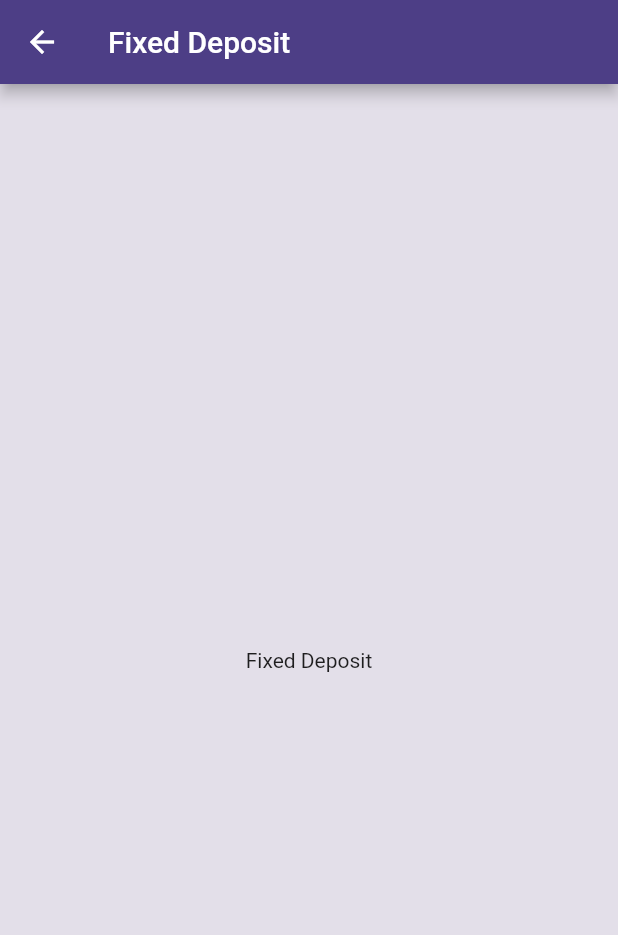
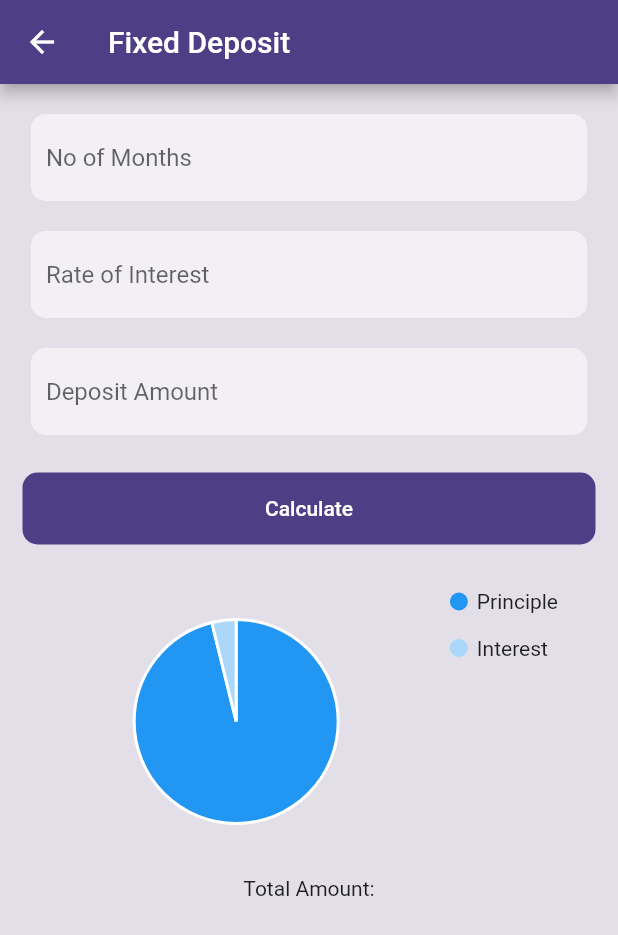
Before and after one commit to adepusai123/finance_calculators, a Flutter app: the screen it shows after launch, after a tap on "Fixed Deposit", on a phone screen of 412 x 824 dp. Shown: the top 935 px of the screen. Run offline on Flutter 3.47's test engine with Material 2 defaults, Android fonts, the phone set to English and light mode, and no system bars; our stand-ins replace charts_flutter, flutter_svg.

Commit message:
Pie chart for FD

```diff
--- /dev/null
+++ b/lib/home_screen.dart
@@ -0,0 +1,110 @@
+import 'package:flutter/material.dart';
+import 'package:flutter_svg/svg.dart';
+
+import 'screens/calc_body.dart';
+import 'utils/styles.dart';
+
+class HomeScreen extends StatelessWidget {
+  final List<Map<String, String>> items = [
+    {"id": "FD", "name": "Fixed Deposit"},
+    {"id": "RD", "name": "Recurrence Deposit"},
+    {"id": "DD", "name": "Daily Deposit"},
+    {"id": "EMI", "name": "EMI"},
+  ];
+
+  @override
+  Widget build(BuildContext context) {
+    Size size = MediaQuery.of(context).size;
+    return Scaffold(
+      body: SingleChildScrollView(
+        child: Container(
+          color: Styles.bgColor,
+          child: Column(
+            children: [
+              Center(
+                child: Padding(
+                  padding: const EdgeInsets.symmetric(
+                    horizontal: 15,
+                    vertical: 10,
+                  ),
+                  child: Text(
+                    'Calculators',
+                    style: TextStyle(
+                      color: Styles.darkColor,
+                      fontSize: 24,
+                      fontWeight: FontWeight.bold,
+                    ),
+                  ),
+                ),
+              ),
+              Container(
+                height: size.height * .2,
+                margin: EdgeInsets.all(10),
+                child: SvgPicture.asset("assets/svgs/Calculator.svg"),
+              ),
+              Container(
+                height: size.height * .8,
+                width: double.infinity,
+                margin: EdgeInsets.symmetric(horizontal: 15, vertical: 20),
+                child: GridView.count(
+                  crossAxisCount: 2,
+                  children: List.generate(
+                    4,
+                    (index) => InkWell(
+                      onTap: () {
+                        Navigator.push(
+                          context,
+                          MaterialPageRoute(
+                            builder: (context) => CalcBodyScreen(
+                              name: items[index]['name'],
+                              id: items[index]['id'],
+                            ),
+                          ),
+                        );
+                        // CompoundCalculation calc = new CompoundCalculation(
+                        //   roi: 11.5,
+                        //   months: 36,
+                        //   principle: 15000,
+                        //   cTimes: 4,
+                        // );
+                        // double m = calc.calcMaturity();
+                        // RDCalculation rdc = new RDCalculation(
+                        //   roi: 8,
+                        //   months: 36,
+                        //   principle: 2500,
+                        //   cTimes: 12,
+                        // );
+                        // double m = rdc.calculate();
+                      },
+                      child: Container(
+                        margin: EdgeInsets.all(10),
+                        padding: EdgeInsets.all(5),
+                        decoration: BoxDecoration(
+                          image: DecorationImage(
+                            image: AssetImage("assets/images/Rectangle.png"),
+                            fit: BoxFit.cover,
+                          ),
+                        ),
+                        child: Padding(
+                          padding: const EdgeInsets.all(8.0),
+                          child: Text(
+                            items[index]['name'],
+                            style: TextStyle(
+                              fontSize: 18,
+                              color: Styles.darkColor,
+                              fontWeight: FontWeight.bold,
+                            ),
+                          ),
+                        ),
+                      ),
+                    ),
+                  ),
+                ),
+              )
+            ],
+          ),
+        ),
+      ),
+    );
+  }
+}
--- a/lib/main.dart
+++ b/lib/main.dart
@@ -1,6 +1,5 @@
-import 'package:finance_calulator/utils/styles.dart';
 import 'package:flutter/material.dart';
-import 'package:flutter_svg/svg.dart';
+import 'home_screen.dart';
 
 void main() {
   runApp(MyApp());
@@ -23,142 +22,3 @@ class MyApp extends StatelessWidget {
     );
   }
 }
-
-class HomeScreen extends StatelessWidget {
-  final List<Map<String, String>> items = [
-    {"id": "FD", "name": "Fixed Deposit"},
-    {"id": "RD", "name": "Recurrence Deposit"},
-    {"id": "DD", "name": "Daily Deposit"},
-    {"id": "EMI", "name": "EMI"},
-  ];
-
-  @override
-  Widget build(BuildContext context) {
-    Size size = MediaQuery.of(context).size;
-    return Scaffold(
-      body: SingleChildScrollView(
-        child: Container(
-          color: Styles.bgColor,
-          child: Column(
-            children: [
-              Center(
-                child: Padding(
-                  padding: const EdgeInsets.symmetric(
-                    horizontal: 15,
-                    vertical: 10,
-                  ),
-                  child: Text(
-                    'Calculators',
-                    style: TextStyle(
-                      color: Styles.darkColor,
-                      fontSize: 24,
-                      fontWeight: FontWeight.bold,
-                    ),
-                  ),
-                ),
-              ),
-              Container(
-                height: size.height * .2,
-                margin: EdgeInsets.all(10),
-                child: SvgPicture.asset("assets/svgs/Calculator.svg"),
-              ),
-              Container(
-                height: size.height * .8,
-                width: double.infinity,
-                margin: EdgeInsets.symmetric(horizontal: 15, vertical: 20),
-                child: GridView.count(
-                  crossAxisCount: 2,
-                  children: List.generate(
-                    4,
-                    (index) => InkWell(
-                      onTap: () {
-                        Navigator.push(
-                          context,
-                          MaterialPageRoute(
-                            builder: (context) => CalcBodyScreen(
-                              name: items[index]['name'],
-                              id: items[index]['id'],
-                            ),
-                          ),
-                        );
-                        // CompoundCalculation calc = new CompoundCalculation(
-                        //   roi: 11.5,
-                        //   months: 36,
-                        //   principle: 15000,
-                        //   cTimes: 4,
-                        // );
-                        // double m = calc.calcMaturity();
-                        // RDCalculation rdc = new RDCalculation(
-                        //   roi: 8,
-                        //   months: 36,
-                        //   principle: 2500,
-                        //   cTimes: 12,
-                        // );
-                        // double m = rdc.calculate();
-                      },
-                      child: Container(
-                        margin: EdgeInsets.all(10),
-                        padding: EdgeInsets.all(5),
-                        decoration: BoxDecoration(
-                          image: DecorationImage(
-                            image: AssetImage("assets/images/Rectangle.png"),
-                            fit: BoxFit.cover,
-                          ),
-                        ),
-                        child: Padding(
-                          padding: const EdgeInsets.all(8.0),
-                          child: Text(
-                            items[index]['name'],
-                            style: TextStyle(
-                              fontSize: 18,
-                              color: Styles.darkColor,
-                              fontWeight: FontWeight.bold,
-                            ),
-                          ),
-                        ),
-                      ),
-                    ),
-                  ),
-                ),
-              )
-            ],
-          ),
-        ),
-      ),
-    );
-  }
-}
-
-class CalcBodyScreen extends StatelessWidget {
-  const CalcBodyScreen({
-    Key key,
-    @required this.name,
-    @required this.id,
-  }) : super(key: key);
-
-  final String name;
-  final String id;
-
-  @override
-  Widget build(BuildContext context) {
-    return SafeArea(
-      child: Scaffold(
-        appBar: AppBar(
-          title: Text(
-            name,
-            style: TextStyle(
-              color: Colors.white,
-            ),
-          ),
-          backgroundColor: Styles.darkColor,
-        ),
-        body: Container(
-          color: Styles.bgColor,
-          child: Center(
-            child: Text(name),
-          ),
-        ),
-      ),
-    );
-  }
-}
--- /dev/null
+++ b/lib/pie_chart.dart
@@ -0,0 +1,87 @@
+/// Bar chart with example of a legend with customized position, justification,
+/// desired max rows, and padding. These options are shown as an example of how
+/// to use the customizations, they do not necessary have to be used together in
+/// this way. Choosing [end] as the position does not require the justification
+/// to also be [endDrawArea].
+import 'package:flutter/material.dart';
+import 'package:charts_flutter/flutter.dart' as charts;
+
+/// Example that shows how to build a datum legend that shows measure values.
+///
+/// Also shows the option to provide a custom measure formatter.
+class DatumLegendWithMeasures extends StatelessWidget {
+  final List<charts.Series> seriesList;
+  final bool animate;
+
+  DatumLegendWithMeasures(this.seriesList, {this.animate});
+
+  factory DatumLegendWithMeasures.withSampleData(
+      List<Map<String, dynamic>> data) {
+    return new DatumLegendWithMeasures(
+      _createSampleData(data),
+      // Disable animations for image tests.
+      animate: false,
+    );
+  }
+
+  @override
+  Widget build(BuildContext context) {
+    return new charts.PieChart(
+      seriesList,
+      animate: animate,
+      // Add the legend behavior to the chart to turn on legends.
+      // This example shows how to optionally show measure and provide a custom
+      // formatter.
+      behaviors: [
+        new charts.DatumLegend(
+          // Positions for "start" and "end" will be left and right respectively
+          // for widgets with a build context that has directionality ltr.
+          // For rtl, "start" and "end" will be right and left respectively.
+          // Since this example has directionality of ltr, the legend is
+          // positioned on the right side of the chart.
+          position: charts.BehaviorPosition.end,
+          // By default, if the position of the chart is on the left or right of
+          // the chart, [horizontalFirst] is set to false. This means that the
+          // legend entries will grow as new rows first instead of a new column.
+          horizontalFirst: false,
+          // This defines the padding around each legend entry.
+          cellPadding: new EdgeInsets.only(right: 25.0, bottom: 15.0),
+          // Set [showMeasures] to true to display measures in series legend.
+          showMeasures: true,
+          // Configure the measure value to be shown by default in the legend.
+          legendDefaultMeasure: charts.LegendDefaultMeasure.firstValue,
+          // Optionally provide a measure formatter to format the measure value.
+          // If none is specified the value is formatted as a decimal.
+          measureFormatter: (num value) {
+            return value == null ? '-' : '${value}k';
+          },
+        ),
+      ],
+    );
+  }
+
+  /// Create series list with one series
+  static List<charts.Series<Savings, String>> _createSampleData(
+      List<Map<String, dynamic>> values) {
+    final data = values
+        .map((o) => new Savings(type: o['type'], amount: o['amount']))
+        .toList();
+    return [
+      new charts.Series<Savings, String>(
+        id: 'deposits',
+        domainFn: (Savings deposits, _) => deposits.type,
+        measureFn: (Savings deposits, _) => deposits.amount,
+        // colorFn: (_, __) => charts.MaterialPalette.purple.shadeDefault,
+        data: data,
+      )
+    ];
+  }
+}
+
+/// Sample linear data type.
+class Savings {
+  final String type;
+  final int amount;
+
+  Savings({this.type, this.amount});
+}
--- /dev/null
+++ b/lib/screens/calc_body.dart
@@ -0,0 +1,53 @@
+import 'package:finance_calulator/utils/styles.dart';
+import 'package:flutter/material.dart';
+
+import 'dd_screen.dart';
+import 'emi_screen.dart';
+import 'fd_screen.dart';
+import 'rd_screen.dart';
+
+class CalcBodyScreen extends StatelessWidget {
+  const CalcBodyScreen({
+    Key key,
+    @required this.name,
+    @required this.id,
+  }) : super(key: key);
+
+  final String name;
+  final String id;
+
+  @override
+  Widget build(BuildContext context) {
+    return SafeArea(
+      child: Scaffold(
+        appBar: AppBar(
+          title: Text(
+            name,
+            style: TextStyle(
+              color: Colors.white,
+            ),
+          ),
+          backgroundColor: Styles.darkColor,
+        ),
+        body: buildShowScreenById(id),
+      ),
+    );
+  }
+
+  buildShowScreenById(String id) {
+    switch (id) {
+      case "FD":
+        return FdScreen(name: "Fixed");
+        break;
+      case "RD":
+        return RdScreen(name: "Recurrence");
+        break;
+      case "DD":
+        return DdScreen(name: "Daily");
+        break;
+      case "EMI":
+        return EmiScreen(name: "EMI");
+        break;
+    }
+  }
+}
--- /dev/null
+++ b/lib/screens/fd_screen.dart
@@ -0,0 +1,103 @@
+import 'package:finance_calulator/utils/styles.dart';
+import 'package:flutter/material.dart';
+
+import '../pie_chart.dart';
+
+class FdScreen extends StatelessWidget {
+  const FdScreen({
+    Key key,
+    @required this.name,
+  }) : super(key: key);
+
+  final String name;
+
+  @override
+  Widget build(BuildContext context) {
+    Size size = MediaQuery.of(context).size;
+    return Container(
+      width: double.infinity,
+      height: size.height,
+      color: Styles.bgColor,
+      child: Column(
+        children: [
+          SizedBox(height: 10),
+          CustomNumberInput(hintText: "No of Months"),
+          CustomNumberInput(hintText: "Rate of Interest"),
+          CustomNumberInput(hintText: "Deposit Amount"),
+          CustomButton(),
+          SizedBox(
+            height: size.width * 0.5,
+            child: Container(
+              // color: Colors.red,
+              padding: EdgeInsets.all(15),
+              child: DatumLegendWithMeasures.withSampleData([
+                {"type": "Principle", "amount": 5000},
+                {"type": "Interest", "amount": 200}
+              ]),
+            ),
+          ),
+          Container(
+            child: Text('Total Amount:'),
+          )
+        ],
+      ),
+    );
+  }
+}
+
+class CustomButton extends StatelessWidget {
+  const CustomButton({
+    Key key,
+  }) : super(key: key);
+
+  @override
+  Widget build(BuildContext context) {
+    return Container(
+      width: double.infinity,
+      margin: EdgeInsets.all(15),
+      decoration: BoxDecoration(
+        borderRadius: BorderRadius.circular(10),
+        color: Styles.darkColor,
+      ),
+      child: FlatButton(
+        onPressed: null,
+        child: Text(
+          'Calculate',
+          style: TextStyle(color: Colors.white),
+        ),
+      ),
+    );
+  }
+}
+
+class CustomNumberInput extends StatelessWidget {
+  const CustomNumberInput({
+    Key key,
+    @required this.hintText,
+  }) : super(key: key);
+
+  final String hintText;
+
+  @override
+  Widget build(BuildContext context) {
+    Size size = MediaQuery.of(context).size;
+    return Container(
+      width: size.width * 0.9,
+      margin: EdgeInsets.symmetric(vertical: 10),
+      decoration: BoxDecoration(
+        color: Colors.white54,
+        borderRadius: BorderRadius.circular(10),
+      ),
+      child: Padding(
+        padding: const EdgeInsets.symmetric(horizontal: 10, vertical: 5),
+        child: TextFormField(
+          decoration: InputDecoration(
+            hintText: hintText,
+            border: InputBorder.none,
+          ),
+          keyboardType: TextInputType.number,
+        ),
+      ),
+    );
+  }
+}
--- a/pubspec.yaml
+++ b/pubspec.yaml
@@ -29,6 +29,7 @@ dependencies:
   # Use with the CupertinoIcons class for iOS style icons.
   cupertino_icons: ^1.0.0
   flutter_svg: ^0.19.0
+  charts_flutter: ^0.9.0
 
 dev_dependencies:
   flutter_test:
```
Also changed, not shown: pubspec.lock.
